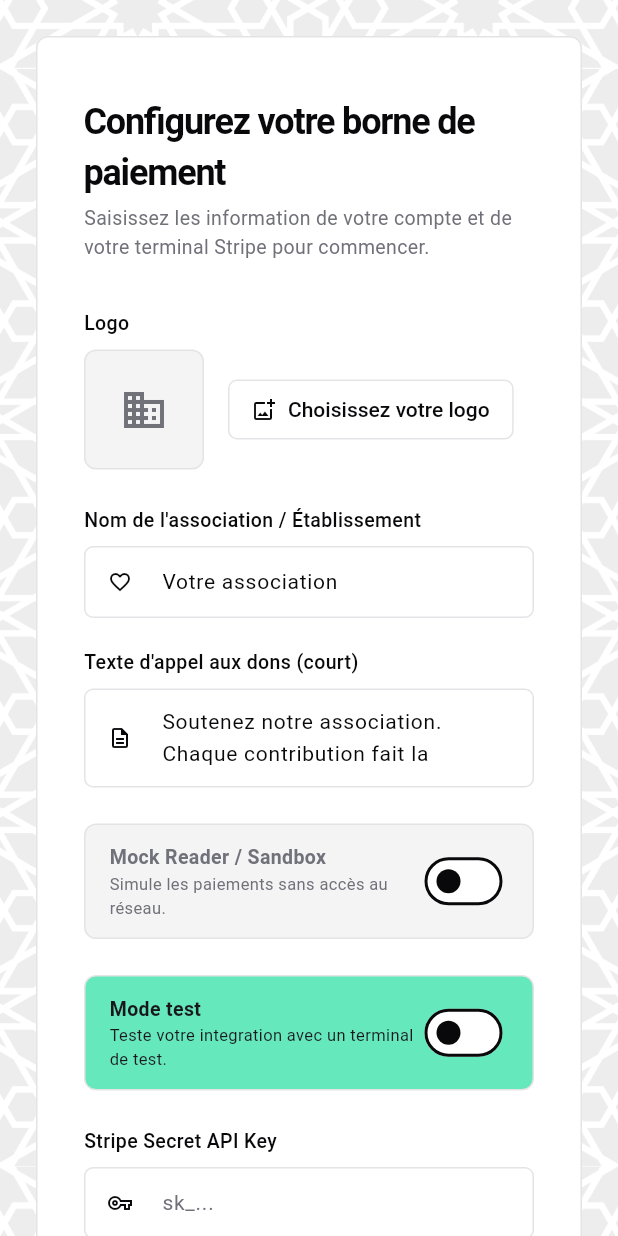
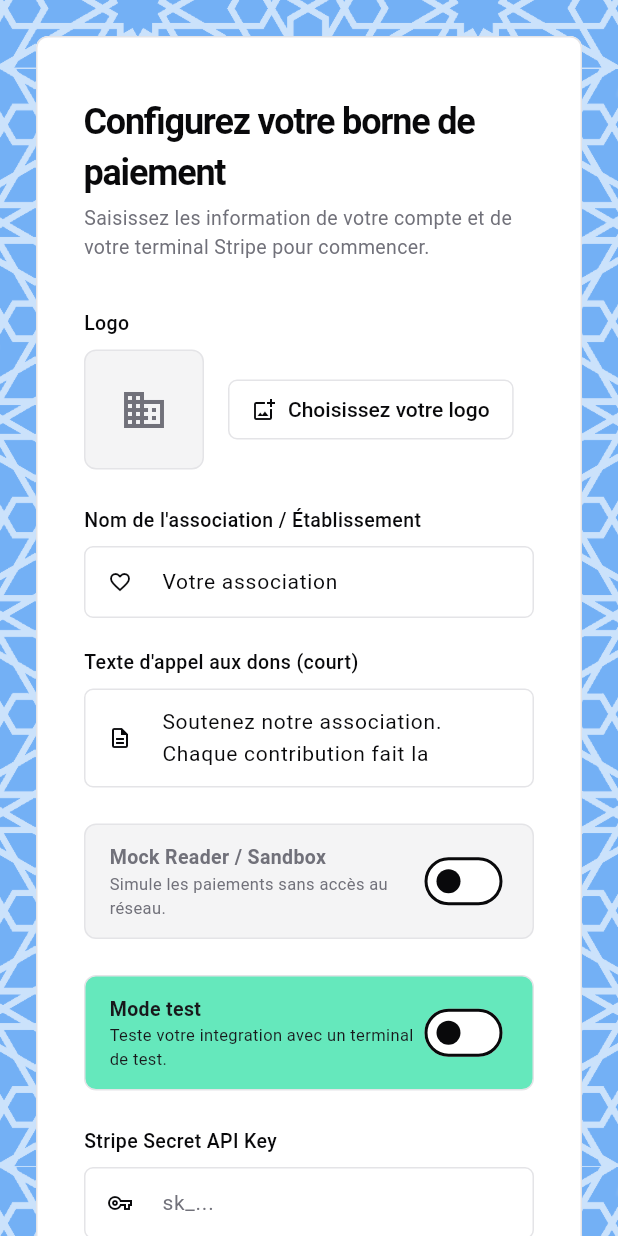
Before and after one commit to Boumbou/borne-dons, a Flutter app: the screen it shows after launch, on a phone screen of 412 x 824 dp. Run offline on Flutter 3.47's test engine with Material 3 defaults, Android fonts, the phone set to English and light mode, and no system bars; our stand-ins replace flutter_secure_storage, image_picker, shared_preferences.

Commit message:
add customizable background color

```diff
--- a/lib/core/constants.dart
+++ b/lib/core/constants.dart
@@ -55,5 +55,5 @@ class AppConstants {
   static const Color error = Color(0xFFEF4444); // red-500
 
   // --- Asset Paths ---
-  static const String backgroundPattern = 'assets/pattern-background-normal.jpg';
+  static const String backgroundPattern = 'assets/background-pattern.png';
 }
--- a/lib/features/setup/setup_screen.dart
+++ b/lib/features/setup/setup_screen.dart
@@ -37,6 +37,7 @@ class _SetupScreenState extends State<SetupScreen> {
   bool _isMockMode = false;
   bool _isTestMode = false;
   bool _isLoading = false;
+  Color? _brandColor;
 
   @override
   void initState() {
@@ -61,6 +62,7 @@ class _SetupScreenState extends State<SetupScreen> {
       _shortTextController.text = shortText;
       _isMockMode = isMock;
       _isTestMode = isTest;
+      _brandColor = widget.storageService.getBrandColor() == null ?Color.fromARGB(255, 115, 176, 245) : Color(widget.storageService.getBrandColor()!);
       if (logoPath != null && logoPath.isNotEmpty) {
         _logoFile = File(logoPath);
       }
@@ -166,7 +168,8 @@ class _SetupScreenState extends State<SetupScreen> {
     return Scaffold(
       body: Container(
         // Repeating background pattern as mandated by design specifications
-        decoration: const BoxDecoration(
+        decoration: BoxDecoration(
+          color: _brandColor,
           image: DecorationImage(
             image: AssetImage(AppConstants.backgroundPattern),
             repeat: ImageRepeat.repeat,
--- a/lib/main.dart
+++ b/lib/main.dart
@@ -52,7 +52,7 @@ class StripePOSApp extends StatelessWidget {
   @override
   Widget build(BuildContext context) {
     return MaterialApp(
-      title: 'Stripe Terminal POS',
+      title: 'Borne de dons',
       debugShowCheckedModeBanner: false,
 
       // Apply professional Shadcn visual theme custom specs
--- a/lib/services/storage_service.dart
+++ b/lib/services/storage_service.dart
@@ -17,6 +17,7 @@ class StorageService {
 
   // --- Shared Preferences Keys ---
   static const String _keyLogoPath = 'company_logo_path';
+  static const String _keyBrandColor = 'brand_color';
   static const String _keyIsMockMode = 'pos_is_mock_mode';
   static const String _keyIsTestMode = 'pos_is_test_mode';
   static const String _keyAssociationName = 'association_name';
@@ -60,6 +61,15 @@ class StorageService {
   /// Writes the Stripe Terminal Reader ID securely.
   Future<void> setTerminalId(String terminalId) async {
     await _secureStorage.write(key: _keyTerminalId, value: terminalId);
+  }
+
+  // --- Brand Color operations ---
+  int? getBrandColor(){
+    return _prefs.getInt(_keyBrandColor);
+  }
+
+  Future<bool> setBrandColor(int colorValue){
+    return _prefs.setInt(_keyBrandColor, colorValue);
   }
 
   // --- Company Logo Operations ---
--- a/pubspec.yaml
+++ b/pubspec.yaml
@@ -40,6 +40,7 @@ dependencies:
   path: ^1.9.1
   http: ^1.6.0
   image_picker: ^1.2.3
+  flutter_colorpicker: ^1.1.0
 
 dev_dependencies:
   flutter_test:
@@ -66,6 +67,7 @@ flutter:
   # To add assets to your application, add an assets section, like this:
   assets:
     - assets/pattern-background-normal.jpg
+    - assets/background-pattern.png
     - assets/basmalah.png
 
   # An image asset can refer to one or more resolution-specific "variants", see
```
Also changed, not shown: lib/features/payment/payment_screen.dart (+5 -2 lines), assets/background-pattern.png (added), pubspec.lock.
